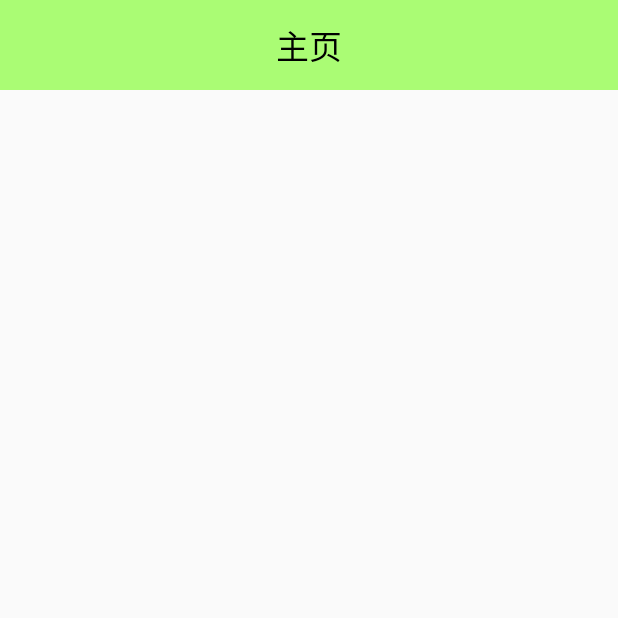
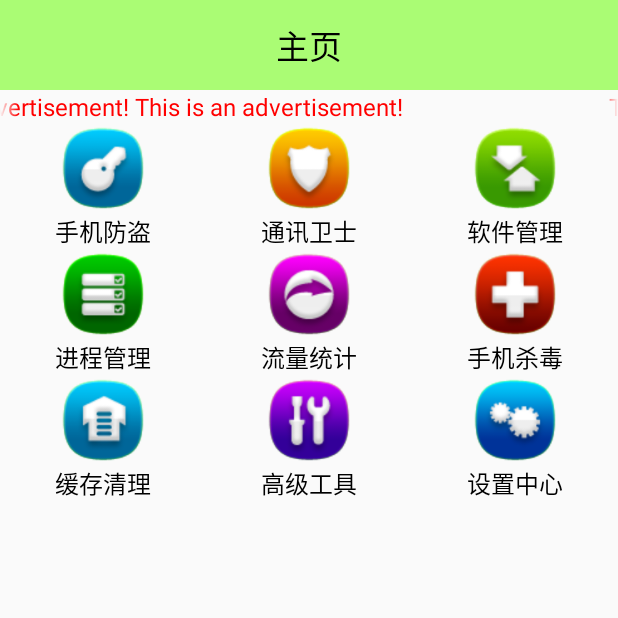
Before and after one commit to Nemo1250529397/mobileSafe, an Android app: the screen it shows after launch (HomeActivity), on a phone screen of 412 x 824 dp, the top half of it. Run offline under Robolectric (Android 15) with nearby library versions, the phone set to English and light mode, and no system bars.

Commit message:
add the UI of HomeActivity and change the progress bar

```diff
--- a/app/src/main/java/nemo/com/mobilesafe/HomeActivity.java
+++ b/app/src/main/java/nemo/com/mobilesafe/HomeActivity.java
@@ -2,14 +2,73 @@ package nemo.com.mobilesafe;
 
 import android.app.Activity;
 import android.os.Bundle;
+import android.view.LayoutInflater;
+import android.view.View;
+import android.view.ViewGroup;
+import android.widget.BaseAdapter;
+import android.widget.GridView;
+import android.widget.ImageView;
+import android.widget.TextView;
+
+import static nemo.com.mobilesafe.R.layout.list_item_home;
 
 /**
  * Created by nemo on 16-6-5.
  */
 public class HomeActivity extends Activity {
+    private GridView gvModule = null;
+
+    private String[] moduleName = {
+         "手机防盗", "通讯卫士", "软件管理",
+         "进程管理", "流量统计", "手机杀毒",
+         "缓存清理", "高级工具", "设置中心"
+    };
+
+    private int[] moduleID = {
+        R.drawable.safe,        R.drawable.callmsgsafe, R.drawable.app,
+        R.drawable.taskmanager, R.drawable.netmanager,  R.drawable.trojan,
+        R.drawable.sysoptimize, R.drawable.atools,      R.drawable.settings
+    };
+
     public void onCreate(Bundle savedInstatnceSate) {
         super.onCreate(savedInstatnceSate);
         setContentView(R.layout.home_activity);
 
+        gvModule = (GridView) findViewById(R.id.gv_module);
+        gvModule.setAdapter(new MyAdapterList());
+    }
+
+    private class MyAdapterList extends BaseAdapter {
+
+        @Override
+        public int getCount() {
+            return moduleName.length;
+        }
+
+        @Override
+        public Object getItem(int position) {
+            return null;
+        }
+
+        @Override
+        public long getItemId(int position) {
+            return 0;
+        }
+
+        @Override
+        public View getView(int position, View convertView, ViewGroup parent) {
+            View view = null;
+            if(convertView != null) {
+                view = convertView;
+            } else {
+                view = LayoutInflater.from(HomeActivity.this).inflate(R.layout.list_item_home, null);
+            }
+            ImageView ivItem = (ImageView) view.findViewById(R.id.iv_item);
+            ivItem.setImageResource(moduleID[position]);
+            TextView tvItem = (TextView) view.findViewById(R.id.tv_item);
+            tvItem.setText(moduleName[position]);
+
+            return view;
+        }
     }
 }
--- a/app/src/main/java/nemo/com/mobilesafe/SplashActivity.java
+++ b/app/src/main/java/nemo/com/mobilesafe/SplashActivity.java
@@ -35,7 +35,7 @@ import java.net.HttpURLConnection;
 import java.net.MalformedURLException;
 import java.net.URL;
 
-import nemo.com.mobilesafe.nemo.com.mobilesafe.utils.StreamTool;
+import nemo.com.mobilesafe.utils.StreamTool;
 
 /**
  * Created by nemo on 16-6-2.
@@ -99,9 +99,9 @@ public class SplashActivity extends Activity {
 
         pbUpdate = (ProgressBar) findViewById(R.id.pb_updateprogress);
 
-//        AlphaAnimation aa = new AlphaAnimation(0.2f, 0.1f);
-//        aa.setDuration(1000);
-//        findViewById(R.id.rl_splash).startAnimation(aa);
+        AlphaAnimation aa = new AlphaAnimation(0.2f, 0.1f);
+        aa.setDuration(500);
+        findViewById(R.id.rl_splash).startAnimation(aa);
     }
 
     public void showUpdateDialog() {
@@ -154,13 +154,12 @@ public class SplashActivity extends Activity {
                             intent.setDataAndType(Uri.fromFile(file), "application/vnd.android.package-archive");
 
                             startActivity(intent);
-
+                            SplashActivity.this.finish();
                         }
                     });
                 }
                 dialog.dismiss();
                 dialog = null;
-                finish();
             }
         });
         builder.setNegativeButton(R.string.updatenegative, new DialogInterface.OnClickListener() {
@@ -226,9 +225,9 @@ public class SplashActivity extends Activity {
                     long endTime = System.currentTimeMillis();
                     long durtion = endTime - startTime;
 
-//                    if(durtion < 2000) {
-//                        SystemClock.sleep(2000-durtion);
-//                    }
+                    if(durtion < 2000) {
+                        SystemClock.sleep(2000-durtion);
+                    }
 
                     mes.sendToTarget();
                 }
--- /dev/null
+++ b/app/src/main/java/nemo/com/mobilesafe/ui/MyTextView.java
@@ -0,0 +1,31 @@
+package nemo.com.mobilesafe.ui;
+
+import android.content.Context;
+import android.util.AttributeSet;
+import android.widget.TextView;
+
+/**
+ * Created by nemo on 16-6-8.
+ */
+public class MyTextView extends TextView {
+    public MyTextView(Context context) {
+        super(context);
+    }
+
+    public MyTextView(Context context, AttributeSet attrs) {
+        super(context, attrs);
+    }
+
+    public MyTextView(Context context, AttributeSet attrs, int defStyleAttr) {
+        super(context, attrs, defStyleAttr);
+    }
+
+    public MyTextView(Context context, AttributeSet attrs, int defStyleAttr, int defStyleRes) {
+        super(context, attrs, defStyleAttr, defStyleRes);
+    }
+
+    @Override
+    public boolean isFocused() {
+        return true;
+    }
+}
--- a/app/src/main/java/nemo/com/mobilesafe/nemo/com/mobilesafe/utils/StreamTool.java
+++ b/app/src/main/java/nemo/com/mobilesafe/utils/StreamTool.java
@@ -1,4 +1,4 @@
-package nemo.com.mobilesafe.nemo.com.mobilesafe.utils;
+package nemo.com.mobilesafe.utils;
 
 import java.io.ByteArrayOutputStream;
 import java.io.IOException;
--- a/app/src/main/res/layout/home_activity.xml
+++ b/app/src/main/res/layout/home_activity.xml
@@ -12,4 +12,20 @@
         android:layout_width="match_parent"
         android:layout_height="60dip" />
 
+    <nemo.com.mobilesafe.ui.MyTextView
+        android:id="@+id/tv_ad"
+        android:singleLine="true"
+        android:ellipsize="marquee"
+        android:text="@string/advertisement"
+        android:textSize="16sp"
+        android:textColor="#FF0000"
+        android:layout_width="match_parent"
+        android:layout_height="wrap_content" />
+
+    <GridView
+        android:id="@+id/gv_module"
+        android:layout_width="match_parent"
+        android:layout_height="match_parent"
+        android:numColumns="3"/>
+
 </LinearLayout>
--- /dev/null
+++ b/app/src/main/res/layout/list_item_home.xml
@@ -0,0 +1,19 @@
+<?xml version="1.0" encoding="utf-8"?>
+<LinearLayout xmlns:android="http://schemas.android.com/apk/res/android"
+    android:orientation="vertical" android:layout_width="match_parent"
+    android:layout_height="match_parent"
+    android:gravity="center">
+    <ImageView
+        android:id="@+id/iv_item"
+        android:layout_width="60dip"
+        android:layout_height="60dip"
+        android:background="@drawable/app"/>
+
+    <TextView
+        android:id="@+id/tv_item"
+        android:textColor="#000000"
+        android:textSize="16sp"
+        android:text="手机防盗"
+        android:layout_width="wrap_content"
+        android:layout_height="wrap_content" />
+</LinearLayout>
--- a/app/src/main/res/layout/splash_activity.xml
+++ b/app/src/main/res/layout/splash_activity.xml
@@ -25,9 +25,10 @@
 
     <ProgressBar
         android:id="@+id/pb_updateprogress"
-        android:layout_width="wrap_content"
-        android:layout_height="wrap_content"
+        android:layout_width="match_parent"
+        android:layout_height="60dp"
         android:layout_alignParentBottom="true"
-        android:visibility="gone"/>
+        android:visibility="gone"
+        style="@style/Base.Widget.AppCompat.ProgressBar.Horizontal"/>
 
 </RelativeLayout>
--- a/app/src/main/res/values/strings.xml
+++ b/app/src/main/res/values/strings.xml
@@ -8,5 +8,6 @@
     <string name="updatenegative">下次再说</string>
 
     <string name="hometitile">主页</string>
+    <string name="advertisement">This is an advertisement! This is an advertisement! This is an advertisement!</string>
 
 </resources>
```
Also changed, not shown: app/src/main/res/drawable/app.png (added), app/src/main/res/drawable/atools.png (added), app/src/main/res/drawable/callmsgsafe.png (added), app/src/main/res/drawable/netmanager.png (added), app/src/main/res/drawable/safe.png (added), app/src/main/res/drawable/settings.png (added), app/src/main/res/drawable/sysoptimize.png (added), app/src/main/res/drawable/taskmanager.png (added), app/src/main/res/drawable/trojan.png (added).
